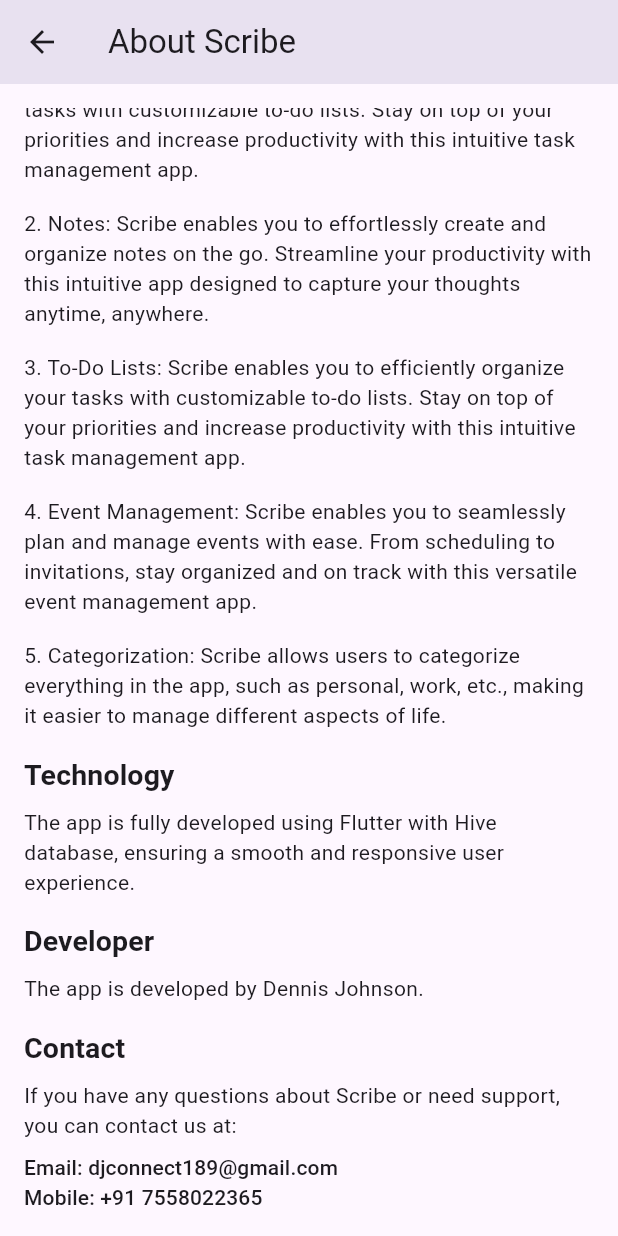
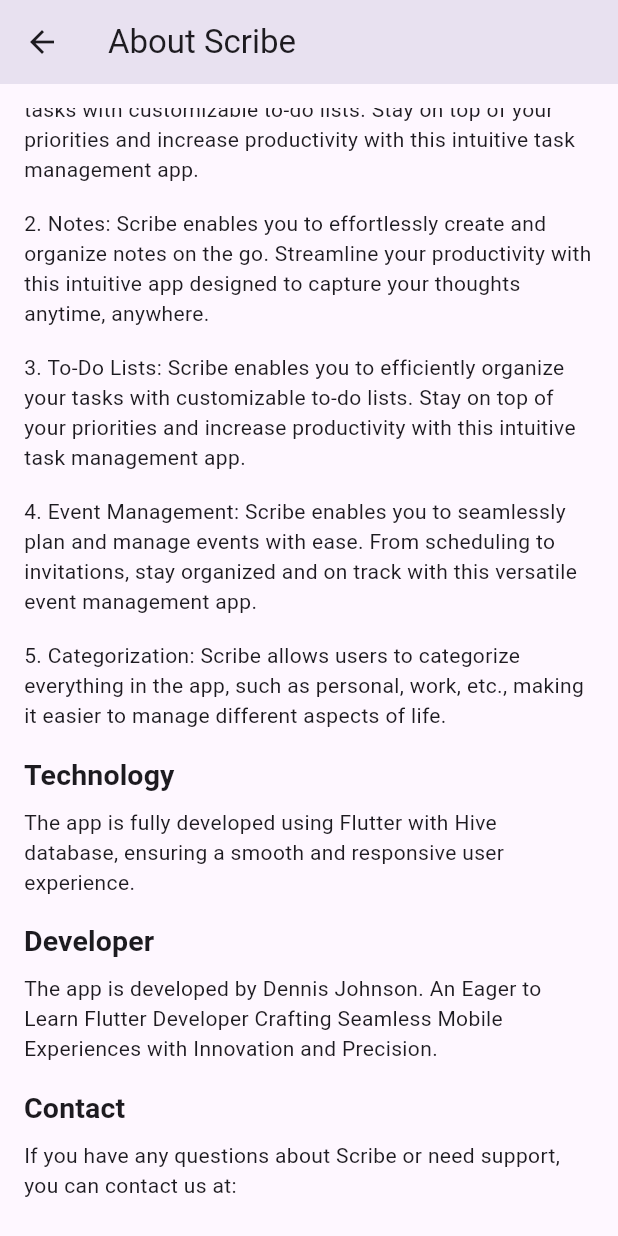
Before and after one commit to codex7Teen/Task_Planner_App, a Flutter app: the ScreenAbout screen opened directly, scrolled down 186 dp, on a phone screen of 412 x 824 dp. Run offline on Flutter 3.47's test engine with Material 3 defaults, Android fonts, the phone set to English and light mode, and no system bars; our stand-ins replace awesome_notifications, google_nav_bar, hive_flutter, lottie, smooth_page_indicator, syncfusion_flutter_calendar; accounts and stored records are empty.

Commit message:
final furnishess

```diff
--- a/lib/screens/side_drawer/about_scribe/about.dart
+++ b/lib/screens/side_drawer/about_scribe/about.dart
@@ -80,7 +80,8 @@ class ScreenAbout extends StatelessWidget {
                     .copyWith(fontSize: 19, fontWeight: FontWeight.w600),
               ),
               const SizedBox(height: 8),
-              Text('The app is developed by Dennis Johnson.',
+              Text(
+                  'The app is developed by Dennis Johnson. An Eager to Learn Flutter Developer Crafting Seamless Mobile Experiences with Innovation and Precision.',
                   style: Theme.of(context).textTheme.bodyMedium),
               const SizedBox(height: 16),
               Text(
@@ -95,7 +96,8 @@ class ScreenAbout extends StatelessWidget {
                   'If you have any questions about Scribe or need support, you can contact us at:',
                   style: Theme.of(context).textTheme.bodyMedium),
               const SizedBox(height: 8),
-              Text('Email: djconnect189@gmail.com\nMobile: +91 7558022365',
+              Text(
+                  'Email: djconnect189@gmail.com\nMobile: +91 7558022365\nLinkedIn: Dennis Johnson',
                   style: Theme.of(context).textTheme.titleSmall),
             ],
           ),
--- a/lib/screens/side_drawer/about_scribe/privacy_policy.dart
+++ b/lib/screens/side_drawer/about_scribe/privacy_policy.dart
@@ -121,7 +121,7 @@ class ScreenPrivacy extends StatelessWidget {
                   style: Theme.of(context).textTheme.bodyMedium),
               const SizedBox(height: 8),
               Text(
-                  'Scribe Support\nEmail: support@scribeapp.com\nMobile: +917558022365',
+                  'Scribe Support\nEmail: support@scribeapp.com\nMobile: +91 7558022365',
                   style: Theme.of(context).textTheme.titleSmall),
             ],
           ),
```
